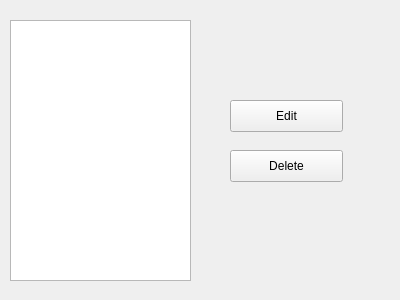
First picture: the form in ui/curve_edit.ui, repository wiatrak2/curver, before the edit.
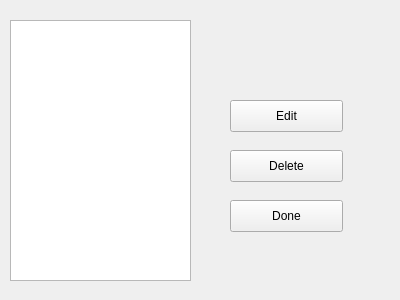
Second picture: the form after the edit.

```diff
--- a/ui/curve_edit.ui
+++ b/ui/curve_edit.ui
@@ -49,6 +49,19 @@
     <string>Delete</string>
    </property>
   </widget>
+  <widget class="QPushButton" name="doneButton">
+   <property name="geometry">
+    <rect>
+     <x>230</x>
+     <y>200</y>
+     <width>113</width>
+     <height>32</height>
+    </rect>
+   </property>
+   <property name="text">
+    <string>Done</string>
+   </property>
+  </widget>
  </widget>
  <resources/>
  <connections/>
```
